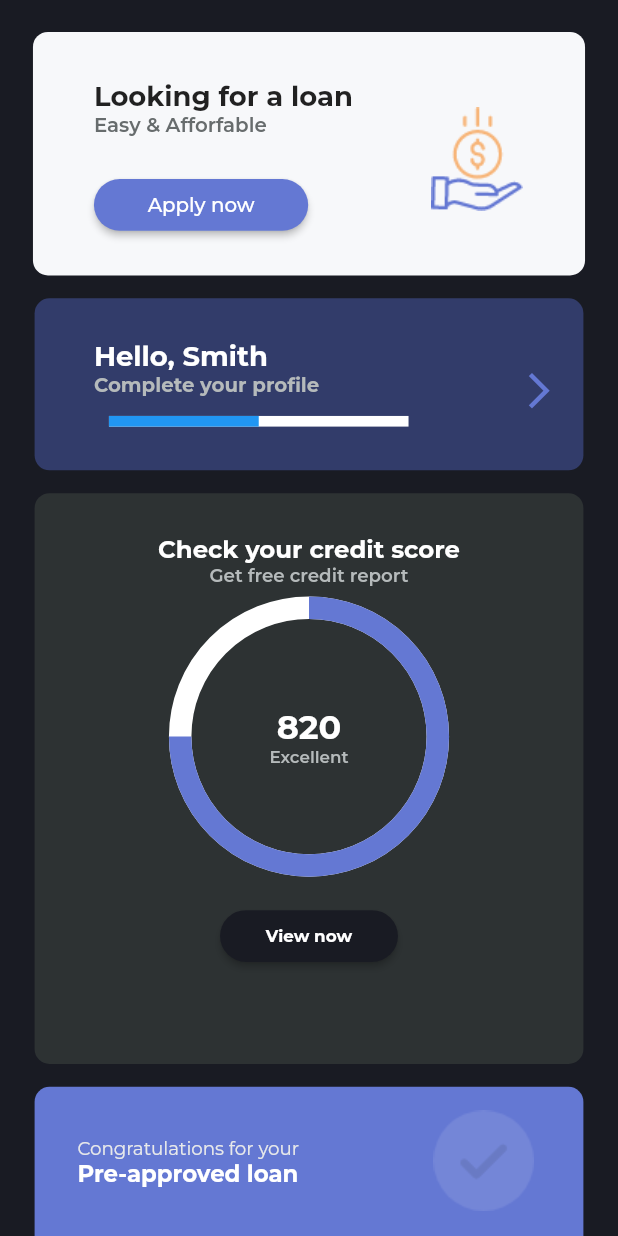
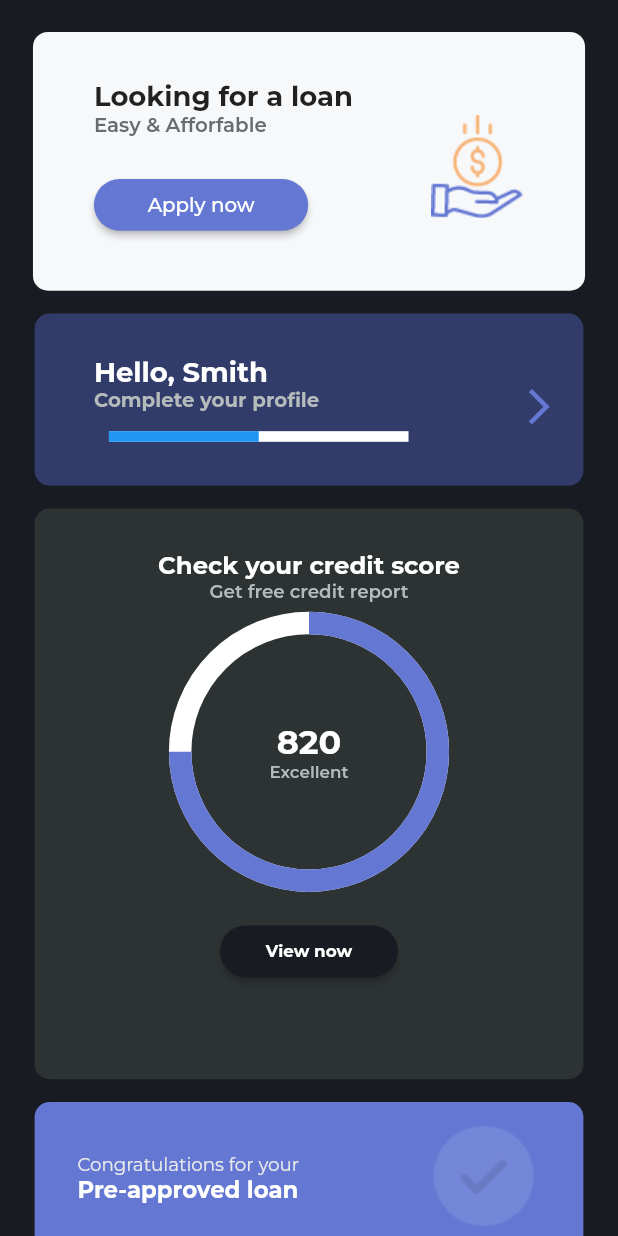
Before and after one commit to ansababdulla/loanApp, a Flutter app: the Dashboard screen opened directly, on a phone screen of 412 x 824 dp. Run offline on Flutter 3.47's test engine with Material 2 defaults, Android fonts, the phone set to English and light mode, and no system bars; drawn by our look-alikes of percent_indicator; our stand-ins replace carousel_slider, dots_indicator, flutter_redux, google_fonts, image_picker, otp_text_field and 1 more; missing offline and left inert: fa_stepper.

```diff
--- a/lib/Dashboard/dashboard.dart
+++ b/lib/Dashboard/dashboard.dart
@@ -46,7 +46,7 @@ class _Dashboard extends State<Dashboard> with TickerProviderStateMixin{
                 Padding(padding: EdgeInsets.only(top:Responsive.height(21, context),left:Responsive.width(20, context),right: Responsive.width(20, context),bottom:Responsive.height(15, context)),
                 child: Container(
                   width: Responsive.width(335, context),
-                  height: Responsive.height(160, context),
+                  height: Responsive.height(170, context),
                   decoration: BoxDecoration(color: Color(0xffF7F8FA),
                     borderRadius: BorderRadius.all(Radius.circular(10.0))
                   ),
@@ -58,7 +58,7 @@ class _Dashboard extends State<Dashboard> with TickerProviderStateMixin{
                             Padding(padding: EdgeInsets.only(top:Responsive.height(31, context),left:Responsive.width(37, context),bottom:Responsive.height(25, context),right:Responsive.width(22.44, context)),
                               child:Container(
                                 width: Responsive.width(180, context),
-                                height: Responsive.height(100, context),
+                                height: Responsive.height(110, context),
                                 child:Column(
                                 crossAxisAlignment: CrossAxisAlignment.start,
                                 children: <Widget>[
--- a/lib/Upload Documents/upload_documents.dart
+++ b/lib/Upload Documents/upload_documents.dart
@@ -17,7 +17,7 @@ class _UploadDocuments extends State<UploadDocuments> with TickerProviderStateMi
   String adressProofValue = "Adhaar";
   File imageFile;
   final picker = ImagePicker();
-  String uploadStatus = "Upload your  Adhaar";
+  String uploadStatus = "Upload your Adhaar";
 
 
   initState() {
@@ -101,6 +101,10 @@ class _UploadDocuments extends State<UploadDocuments> with TickerProviderStateMi
                         if (uploadStatus == "Failed")
                          Text('Failed',
                           style:GoogleFonts.montserrat(color:Color(0xffEF4B5F),fontSize: Responsive.height(12, context),fontWeight: FontWeight.w600)
+                        )
+                        else
+                          Text('Upload your Adhaar',
+                          style:GoogleFonts.montserrat(color:Color(0xff676C6D),fontSize: Responsive.height(12, context),fontWeight: FontWeight.w600)
                         )
                       ]
                     ),
```
Also changed, not shown: lib/BasicInfo/basic_information.dart (+8 -1 lines).
